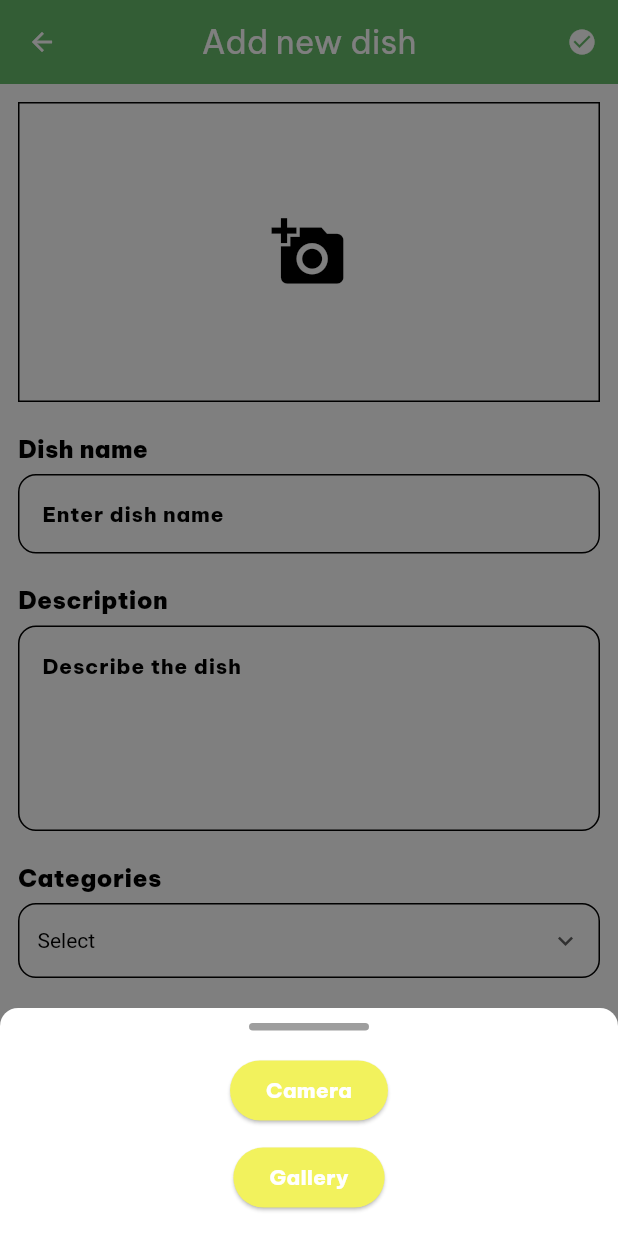
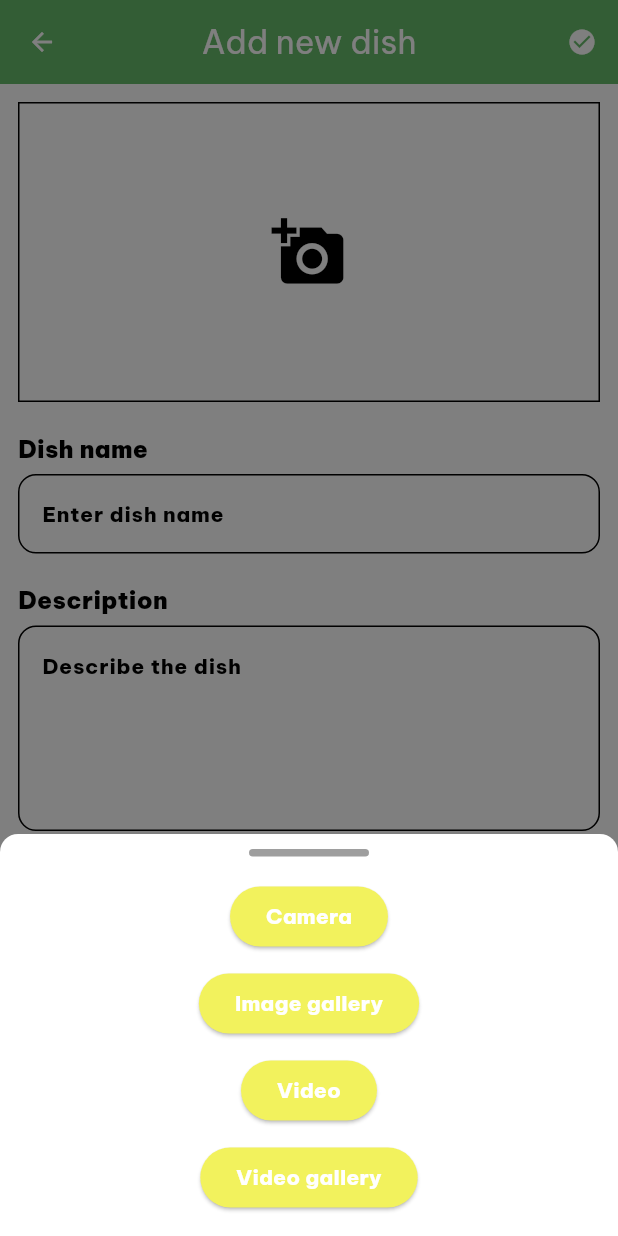
Before and after one commit to phanminhhai01012003/food_recipe_app, a Flutter app: the AddFoodScreen screen opened directly, after a tap on the "add a photo" icon, on a phone screen of 412 x 824 dp. Run offline on Flutter 3.47's test engine with Material 3 defaults, Android fonts, the light colour scheme and no system bars; drawn by our look-alikes of loader_overlay; our stand-ins replace cached_network_image, carousel_slider, chewie, cloud_firestore, connectivity_plus, dash_chat_2 and 22 more; missing offline and left inert: chat_gpt_sdk, comment_box, flutter_facebook_auth, gal, pdfx; accounts and stored records are empty.

Commit message:
add video picker

```diff
--- a/assets/language/en.json
+++ b/assets/language/en.json
@@ -177,7 +177,9 @@
 	"light": "Light",
 	"dark": "Dark",
 	"camera": "Camera",
-	"gallery": "Gallery",
+	"video": "Video",
+	"imgGallery": "Image gallery",
+	"videoGallery": "Video gallery",
 	"viewImage": "View image",
 	"downloadImage": "Download",
 	"dontwanttouse": "I don't want to use this app anymore",
--- a/assets/language/vi.json
+++ b/assets/language/vi.json
@@ -177,7 +177,9 @@
     "light": "Sáng",
     "dark": "Tối",
     "camera": "Chụp ảnh",
-    "gallery": "Chọn ảnh",
+    "video": "Quay video",
+    "imgGallery": "Chọn ảnh",
+    "videoGallery": "Chọn video",
     "viewImage": "Xem ảnh",
     "downloadImage": "Tải xuống",
     "dontwanttouse": "Tôi không muốn sử dụng ứng dụng này nữa",
--- a/lib/services/image/image_repo.dart
+++ b/lib/services/image/image_repo.dart
@@ -4,6 +4,8 @@ import 'package:flutter/material.dart';
 
 abstract class ImageRepo {
   Future<File?> pickImage(BuildContext context, bool isCamera);
+  Future<File?> pickVideo(BuildContext context, bool isVideo);
   Future<String> uploadImage(BuildContext context, File? image, String folder);
   Future<void> downloadImage(BuildContext context, String imageUrl);
+  Future<void> downloadVideo(BuildContext context, String videoUrl);
 }
--- a/lib/views/main/add_edit_food/add_food_screen.dart
+++ b/lib/views/main/add_edit_food/add_food_screen.dart
@@ -24,8 +24,8 @@ class AddFoodScreen extends StatefulWidget {
 }
 
 class _AddFoodScreenState extends State<AddFoodScreen> {
-  File? image;
-  String imageURL = "";
+  File? file;
+  String fileUrl = "";
   String? selectCategory;
   final titleController = TextEditingController();
   final descriptionController = TextEditingController();
@@ -58,12 +58,12 @@ class _AddFoodScreenState extends State<AddFoodScreen> {
   void onAddFood() async{
     context.loaderOverlay.show();
     invalidInformation();
-    if (image != null) {
-      imageURL = await imageServices.uploadImage(context, image!, foodFolder);
+    if (file != null) {
+      fileUrl = await imageServices.uploadImage(context, file!, foodFolder);
     }
     FoodModel food = FoodModel(
       foodId: generateRandomString(25),
-      image: image == null && imageURL.isEmpty ? foodDefaultImage : imageURL,
+      image: file == null && fileUrl.isEmpty ? foodDefaultImage : fileUrl,
       title: titleController.text,
       description: descriptionController.text,
       userId: currentUser.uid,
@@ -140,13 +140,13 @@ class _AddFoodScreenState extends State<AddFoodScreen> {
           crossAxisAlignment: CrossAxisAlignment.start,
           children: [
             Center(
-              child: image == null && imageURL.isEmpty
+              child: file == null && fileUrl.isEmpty
               ? InkWell(
                 onTap: () async{
                   final imagePicked = await showImagePickerModal(context);
                   if (imagePicked != null){
                     setState(() {
-                      image = imagePicked;
+                      file = imagePicked;
                     });
                   }
                 },
@@ -166,17 +166,17 @@ class _AddFoodScreenState extends State<AddFoodScreen> {
                     ),
                 ),
               )
-              : image != null ? InkWell(
+              : file != null ? InkWell(
                 onTap: () async{
                   final imagePicked = await showImagePickerModal(context);
                   if (imagePicked != null){
                     setState(() {
-                      image = imagePicked;
+                      file = imagePicked;
                     });
                   }
                 },
                 child: Image.file(
-                  image!,
+                  file!,
                   height: 200,
                   width: double.infinity,
                   fit: BoxFit.cover,
@@ -187,12 +187,12 @@ class _AddFoodScreenState extends State<AddFoodScreen> {
                   final imagePicked = await showImagePickerModal(context);
                   if (imagePicked != null){
                     setState(() {
-                      image = imagePicked;
+                      file = imagePicked;
                     });
                   }
                 },
                 child: Image.network(
-                  imageURL,
+                  fileUrl,
                   height: 200,
                   width: double.infinity,
                   fit: BoxFit.cover,
--- a/lib/views/main/chatbot/ai_chatbot_page.dart
+++ b/lib/views/main/chatbot/ai_chatbot_page.dart
@@ -139,6 +139,11 @@ class _AIChatbotPageState extends State<AIChatbotPage> {
             url: file.path,
             fileName: "",
             type: MediaType.image
+          ),
+          ChatMedia(
+            url: file.path,
+            fileName: "",
+            type: MediaType.video
           )
         ]
       );
--- a/lib/views/main/chatbot/chat_body.dart
+++ b/lib/views/main/chatbot/chat_body.dart
@@ -25,6 +25,7 @@ class ChatBody extends StatelessWidget {
       currentUser: chatCurrentUser,
       onSend: onSend,
       messages: messages,
+      typingUsers: typingUsers,
       messageOptions: MessageOptions(
         currentUserContainerColor: AppColors.green,
         timeFontSize: 12,
--- a/lib/widget/bottom_sheet/show_image_picker.dart
+++ b/lib/widget/bottom_sheet/show_image_picker.dart
@@ -71,7 +71,47 @@ class ShowImagePicker extends StatelessWidget {
                 Navigator.pop(context, imagePicked);
               }
             },
-            child: Text("gallery".tr(),
+            child: Text("imgGallery".tr(),
+              style: TextStyle(
+                fontSize: 14,
+                fontWeight: FontWeight.w800
+              ),
+            ),
+          ),
+          SizedBox(height: 10),
+          ElevatedButton(
+            style: ElevatedButton.styleFrom(
+              shape: RoundedRectangleBorder(borderRadius: BorderRadius.circular(33)),
+              backgroundColor: AppColors.yellow,
+              foregroundColor: AppColors.white
+            ),
+            onPressed: () async{
+              final videoPicked = await imageServices.pickVideo(context, true);
+              if (videoPicked != null) {
+                Navigator.pop(context, videoPicked);
+              }
+            },
+            child: Text("video".tr(),
+              style: TextStyle(
+                fontSize: 14,
+                fontWeight: FontWeight.w800
+              ),
+            ),
+          ),
+          SizedBox(height: 10),
+          ElevatedButton(
+            style: ElevatedButton.styleFrom(
+              shape: RoundedRectangleBorder(borderRadius: BorderRadius.circular(33)),
+              backgroundColor: AppColors.yellow,
+              foregroundColor: AppColors.white
+            ),
+            onPressed: () async{
+              final videoPicked = await imageServices.pickVideo(context, false);
+              if (videoPicked != null) {
+                Navigator.pop(context, videoPicked);
+              }
+            },
+            child: Text("videoGallery".tr(),
               style: TextStyle(
                 fontSize: 14,
                 fontWeight: FontWeight.w800
--- a/pubspec.yaml
+++ b/pubspec.yaml
@@ -63,6 +63,8 @@ dependencies:
   pdfx: ^2.9.0
   smooth_page_indicator: ^1.2.1
   firebase_messaging: ^16.0.0
+  video_player: ^2.9.0
+  chewie: ^1.8.5
   flutter_local_notifications: ^18.0.0
   firebase_storage: ^13.0.0
   flutter_rating_bar: ^4.0.1
```
Also changed, not shown: lib/services/image/image_service.dart (+66 -1 lines), lib/views/main/add_edit_food/edit_food_screen.dart (+9 -9 lines), lib/views/main/food_details/food_screen/food_detail_page.dart (+30 -1 lines), lib/views/main/user/edit_user.dart (+13 -13 lines), pubspec.lock, 2 other files.
